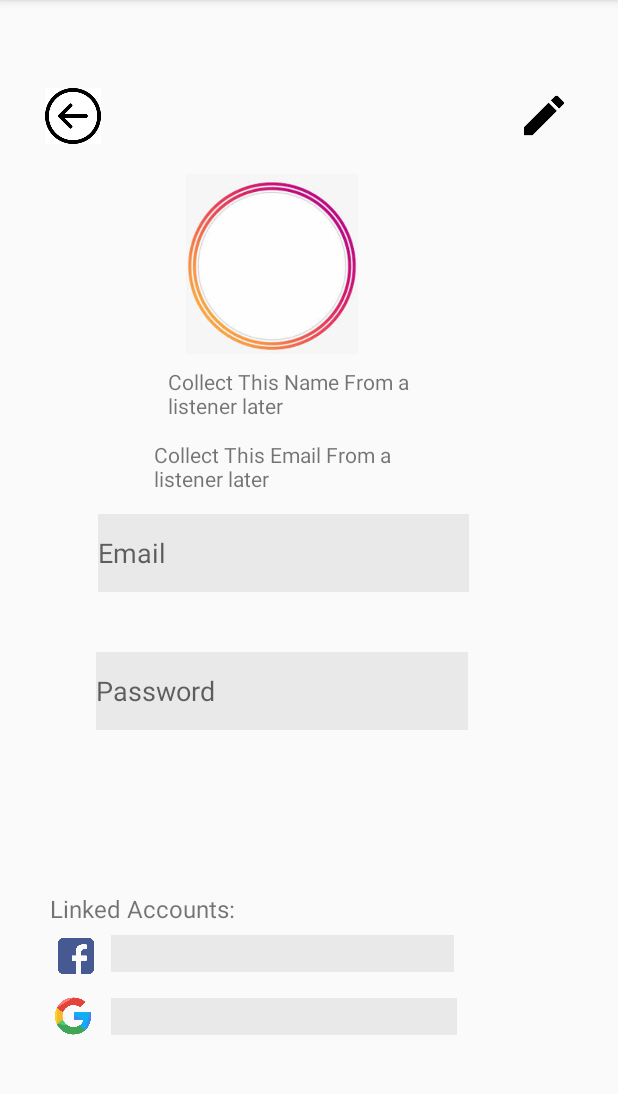
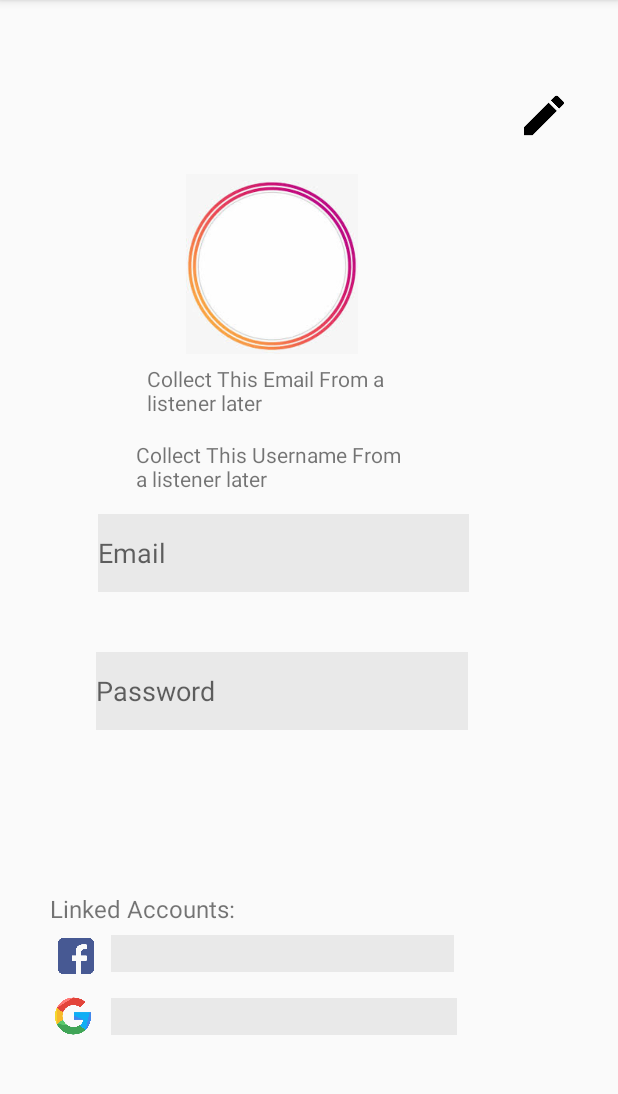
Before and after one commit to bkcyanne/swen3001_group_project, an Android app: the profile screen opened directly, with no data from a screen before it, on a phone screen of 412 x 824 dp, the part 84-1178 px from its top. Run offline under Robolectric (Android 15) with nearby library versions, the phone set to English and light mode, and no system bars.

Commit message:
Profile Page added

```diff
--- a/Android Dev/app/src/main/res/layout/activity_ed_it_profile.xml
+++ b/Android Dev/app/src/main/res/layout/activity_ed_it_profile.xml
@@ -122,7 +122,7 @@
         android:layout_marginEnd="142dp"
         android:layout_marginBottom="532dp"
         android:contentDescription="@string/addProfile"
-        app:srcCompat="@drawable/profileCircle" />
+        app:srcCompat="@drawable/profilecircleicon" />
 
 
     <TextView
--- a/Android Dev/app/src/main/res/layout/activity_profile.xml
+++ b/Android Dev/app/src/main/res/layout/activity_profile.xml
@@ -17,7 +17,7 @@
         android:layout_marginEnd="142dp"
         android:layout_marginBottom="532dp"
         android:contentDescription="@string/addProfile"
-        app:srcCompat="@drawable/profileCircle" />
+        app:srcCompat="@drawable/profilecircleicon" />
 
 
     <EditText
@@ -122,7 +122,7 @@
         tools:ignore="LabelFor" />
 
     <ImageView
-        android:id="@+id/imageView"
+        android:id="@+id/editPencilIcon"
         android:layout_width="wrap_content"
         android:layout_height="35dp"
         android:layout_alignParentStart="true"
@@ -131,29 +131,19 @@
         android:layout_marginStart="343dp"
         android:layout_marginEnd="30dp"
         android:layout_marginBottom="673dp"
-        app:srcCompat="@drawable/edittheicon" />
+        app:srcCompat="@drawable/edittheicon"
+        android:contentDescription="@string/EditProfile" />
 
-    <ImageView
-        android:id="@+id/imageView2"
-        android:layout_width="41dp"
-        android:layout_height="37dp"
-        android:layout_alignParentStart="true"
-        android:layout_alignParentEnd="true"
-        android:layout_alignParentBottom="true"
-        android:layout_marginStart="27dp"
-        android:layout_marginEnd="342dp"
-        android:layout_marginBottom="672dp"
-        app:srcCompat="@drawable/backprofilepageicon" />
 
     <TextView
         android:id="@+id/personalUsername"
-        android:layout_width="162dp"
+        android:layout_width="184dp"
         android:layout_height="wrap_content"
         android:layout_alignParentEnd="true"
         android:layout_alignParentBottom="true"
-        android:layout_marginEnd="138dp"
-        android:layout_marginBottom="488dp"
-        android:text="Collect This Name From a listener later" />
+        android:layout_marginEnd="137dp"
+        android:layout_marginBottom="439dp"
+        android:text="Collect This Username From a listener later" />
 
     <TextView
         android:id="@+id/personalEmail"
@@ -161,8 +151,8 @@
         android:layout_height="wrap_content"
         android:layout_alignParentEnd="true"
         android:layout_alignParentBottom="true"
-        android:layout_marginEnd="125dp"
-        android:layout_marginBottom="439dp"
+        android:layout_marginEnd="130dp"
+        android:layout_marginBottom="490dp"
         android:text="Collect This Email From a listener later" />
 
 
```
Also changed, not shown: Android Dev/app/src/main/res/drawable/profilecircleicon.png (renamed from Android Dev/app/src/main/res/drawable/profileCircle.png).
